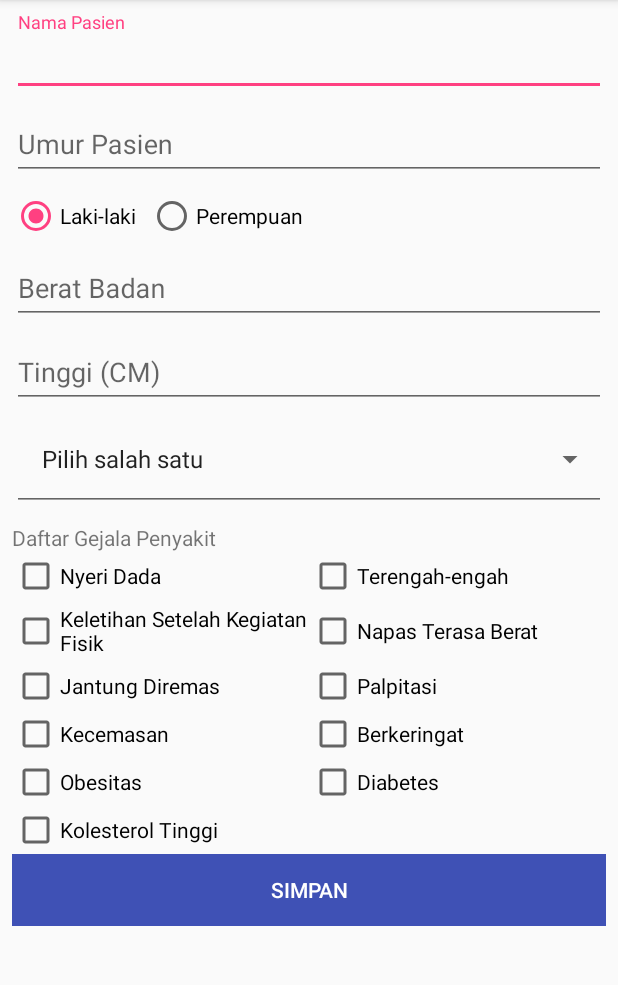
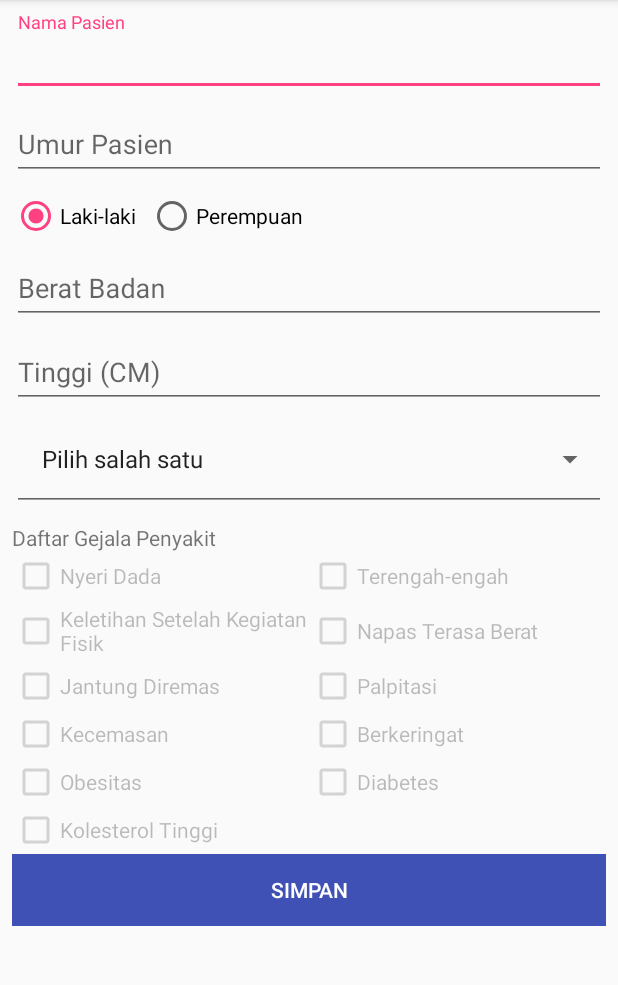
Before and after one commit to muslimmuda15/PulseHearthMonitor, an Android app: the TambahPasien screen opened directly, with no data from a screen before it, on a phone screen of 412 x 824 dp, the part 84-1069 px from its top. Run offline under Robolectric (Android 15) with nearby library versions, the phone set to English and light mode, and no system bars; 1 statement that could not run was skipped.

Commit message:
Disable All List Gejala Penyakit

```diff
--- a/app/src/main/res/layout/activity_tambah_pasien.xml
+++ b/app/src/main/res/layout/activity_tambah_pasien.xml
@@ -156,6 +156,8 @@
                             android:layout_width="0dp"
                             android:layout_height="wrap_content"
                             android:layout_weight="1"
+                            android:editable="false"
+                            android:enabled="false"
                             android:text="Nyeri Dada" />
 
                         <CheckBox
@@ -163,6 +165,8 @@
                             android:layout_width="0dp"
                             android:layout_height="wrap_content"
                             android:layout_weight="1"
+                            android:editable="false"
+                            android:enabled="false"
                             android:text="Terengah-engah" />
                     </LinearLayout>
                 </TableRow>
@@ -182,6 +186,8 @@
                             android:layout_width="0dp"
                             android:layout_height="match_parent"
                             android:layout_weight="1"
+                            android:editable="false"
+                            android:enabled="false"
                             android:text="Keletihan Setelah Kegiatan Fisik" />
 
                         <CheckBox
@@ -189,6 +195,8 @@
                             android:layout_width="0dp"
                             android:layout_height="match_parent"
                             android:layout_weight="1"
+                            android:editable="false"
+                            android:enabled="false"
                             android:text="Napas Terasa Berat" />
                     </LinearLayout>
                 </TableRow>
@@ -208,6 +216,8 @@
                             android:layout_width="0dp"
                             android:layout_height="wrap_content"
                             android:layout_weight="1"
+                            android:editable="false"
+                            android:enabled="false"
                             android:text="Jantung Diremas" />
 
                         <CheckBox
@@ -215,6 +225,8 @@
                             android:layout_width="0dp"
                             android:layout_height="wrap_content"
                             android:layout_weight="1"
+                            android:editable="false"
+                            android:enabled="false"
                             android:text="Palpitasi" />
                     </LinearLayout>
                 </TableRow>
@@ -234,6 +246,8 @@
                             android:layout_width="0dp"
                             android:layout_height="wrap_content"
                             android:layout_weight="1"
+                            android:editable="false"
+                            android:enabled="false"
                             android:text="Kecemasan" />
 
                         <CheckBox
@@ -241,6 +255,8 @@
                             android:layout_width="0dp"
                             android:layout_height="wrap_content"
                             android:layout_weight="1"
+                            android:editable="false"
+                            android:enabled="false"
                             android:text="Berkeringat" />
                     </LinearLayout>
                 </TableRow>
@@ -260,6 +276,8 @@
                             android:layout_width="0dp"
                             android:layout_height="wrap_content"
                             android:layout_weight="1"
+                            android:editable="false"
+                            android:enabled="false"
                             android:text="Obesitas" />
 
                         <CheckBox
@@ -267,6 +285,8 @@
                             android:layout_width="0dp"
                             android:layout_height="wrap_content"
                             android:layout_weight="1"
+                            android:editable="false"
+                            android:enabled="false"
                             android:text="Diabetes" />
                     </LinearLayout>
                 </TableRow>
@@ -286,6 +306,8 @@
                             android:layout_width="0dp"
                             android:layout_height="wrap_content"
                             android:layout_weight="1"
+                            android:editable="false"
+                            android:enabled="false"
                             android:text="Kolesterol Tinggi" />
 
                     </LinearLayout>
```
